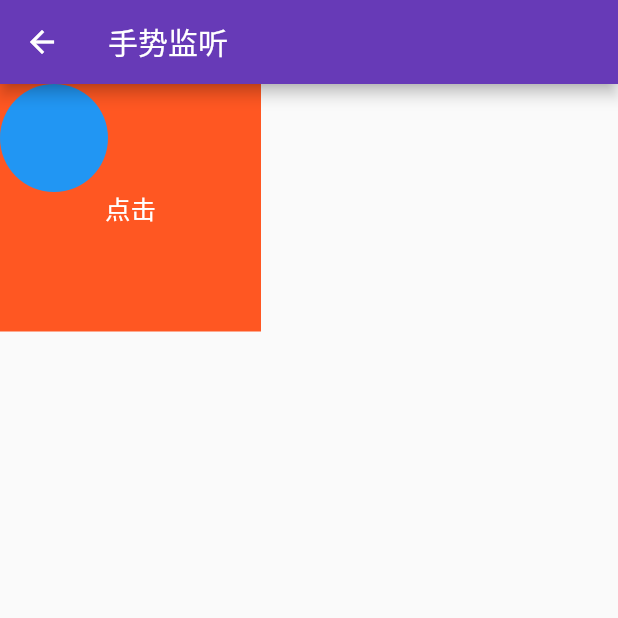
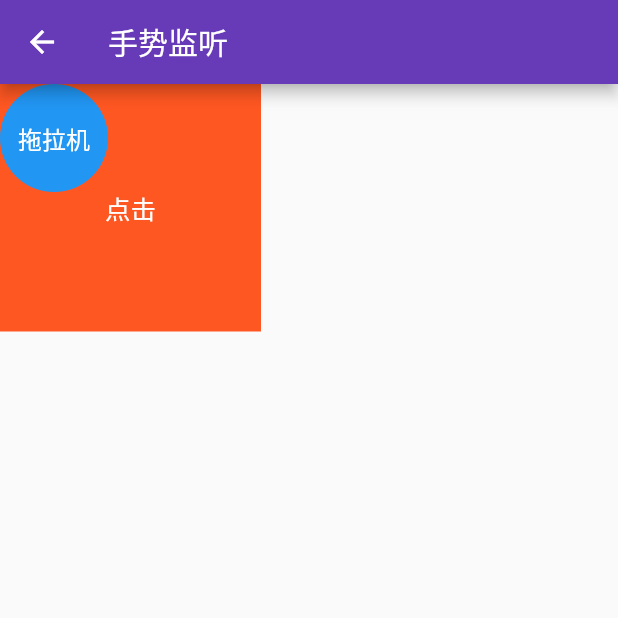
Before and after one commit to FDoubleman/flutter_demo, a Flutter app: the screen it shows after launch, after a tap on "手势页面", on a phone screen of 412 x 824 dp, the top half of it. Run offline on Flutter 3.47's test engine with Material 2 defaults, Android fonts, the phone set to English and light mode, and no system bars; our stand-ins replace fluttertoast.

Commit message:
1、资源问题引用 2、手势学习 3、widget生命周期

```diff
--- a/lib/GesturePage.dart
+++ b/lib/GesturePage.dart
@@ -1,5 +1,6 @@
 import 'package:flutter/material.dart';
-import 'package:fluttertoast/generated/i18n.dart' as prefix0;
+import 'package:flutter/widgets.dart';
+
 
 class GesturePage extends StatefulWidget {
   @override
@@ -15,7 +16,10 @@ class _GesturePageState extends State<GesturePage> {
   Widget build(BuildContext context) {
     return MaterialApp(
       title: "手势操作",
-      theme: ThemeData(primaryColor: Colors.deepPurple),
+      theme: ThemeData(
+        primaryColor: Colors.deepPurple,
+      ),
+      // Material Design布局结构的基本实现。此类提供了用于显示drawer、snackbar和底部sheet的API。
       home: Scaffold(
         appBar: AppBar(
           title: Text("手势监听"),
@@ -26,8 +30,10 @@ class _GesturePageState extends State<GesturePage> {
             },
           ),
         ),
+        // 一个widget，它把它的子项放在可用空间的一小部分。关于布局算法的更多细节，见RenderFractionallySizedOverflowBox
         body: FractionallySizedBox(
           widthFactor: 1,
+          // 可以允许其子widget简单的堆叠在一起
           child: Stack(
             children: <Widget>[
               Column(
@@ -51,6 +57,7 @@ class _GesturePageState extends State<GesturePage> {
                     onTapUp: (TapUpDetails details) {
                       _pandStr("抬起");
                     },
+                    // 一个拥有绘制、定位、调整大小的 widget。
                     child: Container(
                       padding: EdgeInsets.all(70),
                       decoration: BoxDecoration(color: Colors.deepOrange),
@@ -73,10 +80,17 @@ class _GesturePageState extends State<GesturePage> {
                   child: Container(
                       width: 72,
                       height: 72,
+                      alignment: Alignment.center,
                       decoration: BoxDecoration(
                           color: Colors.blue,
                           borderRadius: BorderRadius.circular(36)),
+                      child: Text(
+                        "拖拉机",
+                        style: TextStyle(
+                          color: Colors.white,
+                          fontSize: 16,
                         ),
+                      )),
                 ),
               )
             ],
--- a/lib/main.dart
+++ b/lib/main.dart
@@ -1,12 +1,15 @@
 import 'package:flutter/material.dart';
 import 'package:flutter/widgets.dart';
+import 'package:flutter_app/AssetsUser.dart';
 import 'package:flutter_app/BaseWidgetPage.dart';
 import 'package:flutter_app/DartType.dart';
 import 'package:flutter_app/GesturePage.dart';
 import 'package:flutter_app/PageRoute/FirstPage.dart';
 import 'package:flutter_app/Shopping/Shopping.dart';
 import 'package:flutter_app/TutorialHome.dart';
+import 'package:flutter_app/WidgetLifeCycle.dart';
 import 'package:fluttertoast/fluttertoast.dart';
+
 
 void main() => runApp(MyApp());
 
@@ -148,7 +151,19 @@ class _MyHomePageState extends State<MyHomePage> {
               child: Text("手势页面"),
               color: Colors.green, // 修改按钮颜色
               textColor: Colors.white,
-            )
+            ),
+            RaisedButton(
+              onPressed: _pushAssetsUse,
+              child: Text("使用资源文件"),
+              color: Colors.green, // 修改按钮颜色
+              textColor: Colors.white,
+            ),
+            RaisedButton(
+              onPressed: _pushWidgetLifeCycle,
+              child: Text("widget生命周期"),
+              color: Colors.green, // 修改按钮颜色
+              textColor: Colors.white,
+            ),
           ],
         ),
       ),
@@ -164,7 +179,21 @@ class _MyHomePageState extends State<MyHomePage> {
     }));
   }
 
-  _pushGesture(){
+  _pushWidgetLifeCycle() {
+    Navigator.of(context)
+        .push(MaterialPageRoute(builder: (BuildContext context) {
+      return WidgetLifeCycle2();
+    }));
+  }
+
+  _pushAssetsUse() {
+    Navigator.of(context)
+        .push(MaterialPageRoute(builder: (BuildContext context) {
+      return AssetsUsePage();
+    }));
+  }
+
+  _pushGesture() {
     Navigator.of(context)
         .push(MaterialPageRoute(builder: (BuildContext context) {
       return GesturePage();
```
Also changed, not shown: lib/AssetsUser.dart (added, +28 -0 lines), lib/WidgetLifeCycle.dart (added, +79 -0 lines), pubspec.yaml (+6 -4 lines), images/icon_meinv.png (added), pubspec.lock. Lines whose indentation alone changed are shown as unchanged.
